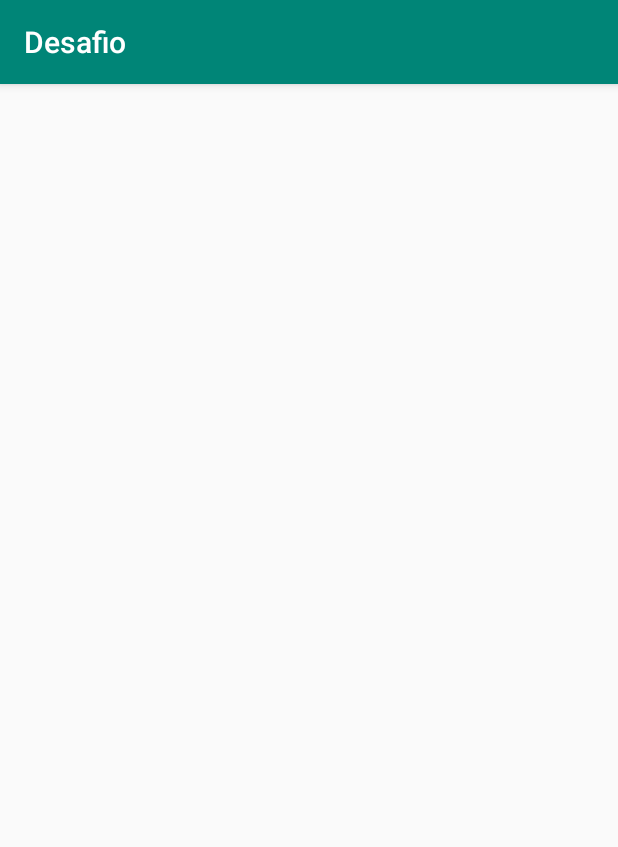
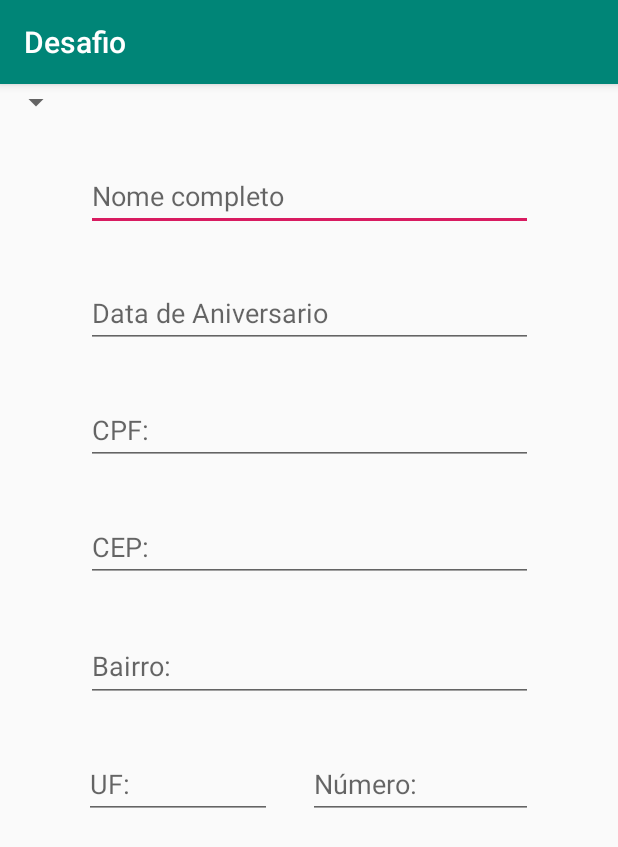
Before and after one commit to brunocaavalcante/DesafioGW, an Android app: the screen it shows after launch (CadastroActivity), after a tap on "CADASTRO PESSOA FISICA", on a phone screen of 412 x 824 dp. Shown: the top 847 px of the screen. Run offline under Robolectric (Android 15) with nearby library versions, the phone set to English and light mode, and no system bars.

Commit message:
implementando banco de dados SQLite criando controller e DAO

```diff
--- a/Desafio2/app/src/main/java/com/example/desafio/CadastroActivity.java
+++ b/Desafio2/app/src/main/java/com/example/desafio/CadastroActivity.java
@@ -3,17 +3,38 @@ package com.example.desafio;
 import androidx.appcompat.app.AppCompatActivity;
 
 import android.os.Bundle;
+import android.widget.Spinner;
+
+import com.example.desafio.Controller.PessoaController;
+import com.example.desafio.Model.Endereco;
+import com.example.desafio.Model.PessoaFisicaModel;
+import com.example.desafio.dbHelper.ConexaoSQLite;
+
+import java.util.List;
 
 public class CadastroActivity extends AppCompatActivity {
 
     private String pessoa;
+    private Spinner spnTipoEndereco;
+    private List<Endereco> list;
+
     @Override
     protected void onCreate(Bundle savedInstanceState) {
         super.onCreate(savedInstanceState);
         setContentView(R.layout.activity_cadastro);
+        ConexaoSQLite con = ConexaoSQLite.getInstancia(this);
 
         Bundle extras = getIntent().getExtras();
         pessoa = extras!= null ? extras.getString("Pessoa"):"";
-
+        PessoaFisicaModel pessoaFisicaModel = new PessoaFisicaModel();
+        PessoaController pessoaController = new PessoaController(con);
+        pessoaFisicaModel.setId(14);
+        pessoaFisicaModel.setNome("Teste");
+        pessoaFisicaModel.setCpf("015455005");
+        pessoaFisicaModel.setDataNascimento("1996-07-26");
+        long result = pessoaController.inserirPessoaFisica(pessoaFisicaModel);
+        if(result > 0){
+            System.out.println("resultado "+ result);
+        }
     }
 }
--- /dev/null
+++ b/Desafio2/app/src/main/java/com/example/desafio/Controller/PessoaController.java
@@ -0,0 +1,18 @@
+package com.example.desafio.Controller;
+
+import com.example.desafio.DAO.PessoaDAO;
+import com.example.desafio.Model.PessoaFisicaModel;
+import com.example.desafio.dbHelper.ConexaoSQLite;
+
+public class PessoaController {
+
+    private final PessoaDAO pessoaDAO;
+
+    public PessoaController(ConexaoSQLite conexaoSQLite){
+        pessoaDAO = new PessoaDAO(conexaoSQLite);
+    }
+
+    public long inserirPessoaFisica(PessoaFisicaModel pessoa){
+        return pessoaDAO.insertPessoaFisica(pessoa);
+    }
+}
--- /dev/null
+++ b/Desafio2/app/src/main/java/com/example/desafio/DAO/PessoaDAO.java
@@ -0,0 +1,38 @@
+package com.example.desafio.DAO;
+
+import android.content.ContentValues;
+import android.database.sqlite.SQLiteDatabase;
+
+import com.example.desafio.Model.PessoaFisicaModel;
+import com.example.desafio.Model.PessoaJuridicaModel;
+import com.example.desafio.dbHelper.ConexaoSQLite;
+
+public class PessoaDAO {
+    private final ConexaoSQLite con;
+
+    public PessoaDAO(ConexaoSQLite con) {
+        this.con = con;
+    }
+
+    public long insertPessoaFisica(PessoaFisicaModel pessoaFisicaModel){
+        SQLiteDatabase db = con.getWritableDatabase();
+
+        try {
+            ContentValues values = new ContentValues();
+            values.put("id",pessoaFisicaModel.getId());
+            values.put("cpf",pessoaFisicaModel.getCpf());
+            values.put("nome",pessoaFisicaModel.getNome());
+            values.put("data_nascimento",pessoaFisicaModel.getDataNascimento().toString());
+
+           return db.insert("usuario",null,values);
+
+        }catch (Exception e){
+
+        }
+        return 0;
+    }
+
+    /*public boolean insertPessoaJuridica(PessoaJuridicaModel pessoaJuridicaModel){
+
+    }*/
+}
--- a/Desafio2/app/src/main/java/com/example/desafio/MainActivity.java
+++ b/Desafio2/app/src/main/java/com/example/desafio/MainActivity.java
@@ -7,15 +7,20 @@ import android.os.Bundle;
 import android.view.View;
 import android.widget.Button;
 
+import com.example.desafio.dbHelper.ConexaoSQLite;
+
 public class MainActivity extends AppCompatActivity {
 
     private Button btnPessoaJuridica;
     private Button btnPessoaFisica;
 
+
     @Override
     protected void onCreate(Bundle savedInstanceState) {
         super.onCreate(savedInstanceState);
         setContentView(R.layout.activity_main);
+
+        ConexaoSQLite con =  ConexaoSQLite.getInstancia(this);
 
         btnPessoaFisica = (Button) findViewById(R.id.btnCadPessoaFisica);
         btnPessoaJuridica = (Button) findViewById(R.id.btnCadPessoaJuridica);
--- a/Desafio2/app/src/main/java/com/example/desafio/Model/PessoaFisicaModel.java
+++ b/Desafio2/app/src/main/java/com/example/desafio/Model/PessoaFisicaModel.java
@@ -4,14 +4,14 @@ import java.util.Date;
 
 public class PessoaFisicaModel extends  PessoaModel {
 
-    private Date dataNascimento;
+    private String dataNascimento;
     private String cpf;
 
-    public Date getDataNascimento() {
+    public String getDataNascimento() {
         return dataNascimento;
     }
 
-    public void setDataNascimento(Date dataNascimento) {
+    public void setDataNascimento(String dataNascimento) {
         this.dataNascimento = dataNascimento;
     }
 
@@ -23,13 +23,5 @@ public class PessoaFisicaModel extends  PessoaModel {
         this.cpf = cpf;
     }
 
-    public int getIdPessoaFisica() {
-        return idPessoaFisica;
-    }
 
-    public void setIdPessoaFisica(int idPessoaFisica) {
-        this.idPessoaFisica = idPessoaFisica;
-    }
-
-    private int idPessoaFisica;
 }
--- a/Desafio2/app/src/main/java/com/example/desafio/Model/PessoaJuridicaModel.java
+++ b/Desafio2/app/src/main/java/com/example/desafio/Model/PessoaJuridicaModel.java
@@ -6,15 +6,7 @@ public class PessoaJuridicaModel extends PessoaModel {
 
     private Date DataCriacao;
     private String cnpj;
-    private int id;
 
-    public int getId() {
-        return id;
-    }
-
-    public void setId(int id) {
-        this.id = id;
-    }
 
     public Date getDataCriacao() {
         return DataCriacao;
--- a/Desafio2/app/src/main/java/com/example/desafio/Model/PessoaModel.java
+++ b/Desafio2/app/src/main/java/com/example/desafio/Model/PessoaModel.java
@@ -1,8 +1,31 @@
 package com.example.desafio.Model;
 
 public class PessoaModel {
+    private int id;
     private String nome;
     private Endereco endereco;
 
+    public String getNome() {
+        return nome;
+    }
 
+    public int getId() {
+        return id;
+    }
+
+    public void setId(int id) {
+        this.id = id;
+    }
+
+    public void setNome(String nome) {
+        this.nome = nome;
+    }
+
+    public Endereco getEndereco() {
+        return endereco;
+    }
+
+    public void setEndereco(Endereco endereco) {
+        this.endereco = endereco;
+    }
 }
--- /dev/null
+++ b/Desafio2/app/src/main/java/com/example/desafio/dbHelper/ConexaoSQLite.java
@@ -0,0 +1,60 @@
+package com.example.desafio.dbHelper;
+
+import android.content.Context;
+import android.database.sqlite.SQLiteDatabase;
+import android.database.sqlite.SQLiteOpenHelper;
+
+import androidx.annotation.Nullable;
+
+import com.example.desafio.Model.PessoaModel;
+
+public class ConexaoSQLite extends SQLiteOpenHelper {
+
+    private static ConexaoSQLite INSTANCIA_CONEXAO;
+    private static final int VERSAO_DB = 1;
+    private static final  String NOME_DB = "desafio";
+
+    public ConexaoSQLite(@Nullable Context context) {
+        super(context, NOME_DB, null, VERSAO_DB);
+    }
+
+    public static ConexaoSQLite getInstancia(Context context){
+        if(INSTANCIA_CONEXAO == null){
+            INSTANCIA_CONEXAO = new ConexaoSQLite(context);
+        }
+        return INSTANCIA_CONEXAO;
+    }
+
+    @Override
+    public void onCreate(SQLiteDatabase db) {
+        PessoaModel user = new PessoaModel();
+        user.getNome();
+
+        String tableUsuario = "CREATE TABLE IF NOT EXISTS usuario(" +
+                "id INTEGER PRIMARY KEY," +
+                "nome TEXT NOT NULL, " +
+                "cpf TEXT," +
+                "cnpj TEXT," +
+                "data_nascimento TEXT," +
+                "data_criacao TEXT)";
+
+        String tableEndereco= "CREATE TABLE IF NOT EXISTS endereco(" +
+                "id INTEGER PRIMARY KEY," +
+                "id_usuario INTEGER," +
+                "bairro TEXT," +
+                "cep TEXT," +
+                "complemento TEXT, " +
+                "numero INTEGER," +
+                "tipo TEXT," +
+                "uf TEXT, " +
+                "logradouro TEXT )";
+
+        db.execSQL(tableUsuario);
+        db.execSQL(tableEndereco);
+    }
+
+    @Override
+    public void onUpgrade(SQLiteDatabase db, int oldVersion, int newVersion) {
+
+    }
+}
--- a/Desafio2/app/src/main/res/layout/activity_cadastro.xml
+++ b/Desafio2/app/src/main/res/layout/activity_cadastro.xml
@@ -6,4 +6,102 @@
     android:layout_height="match_parent"
     tools:context=".CadastroActivity">
 
+    <EditText
+        android:id="@+id/editTextNome"
+        android:layout_width="298dp"
+        android:layout_height="46dp"
+        android:layout_marginTop="52dp"
+        android:ems="10"
+        android:hint="Nome completo"
+        android:inputType="textPersonName"
+        app:layout_constraintEnd_toEndOf="parent"
+        app:layout_constraintStart_toStartOf="parent"
+        app:layout_constraintTop_toTopOf="parent" />
+
+    <EditText
+        android:id="@+id/editTextBairro"
+        android:layout_width="298dp"
+        android:layout_height="48dp"
+        android:layout_marginTop="32dp"
+        android:ems="10"
+        android:hint="Bairro:"
+        android:inputType="textPersonName"
+        app:layout_constraintEnd_toEndOf="parent"
+        app:layout_constraintStart_toStartOf="parent"
+        app:layout_constraintTop_toBottomOf="@+id/editTextCep" />
+
+    <EditText
+        android:id="@+id/editTextCpfCnpj"
+        android:layout_width="298dp"
+        android:layout_height="46dp"
+        android:layout_marginTop="32dp"
+        android:ems="10"
+        android:hint="CPF:"
+        android:inputType="textPersonName"
+        app:layout_constraintEnd_toEndOf="parent"
+        app:layout_constraintStart_toStartOf="parent"
+        app:layout_constraintTop_toBottomOf="@+id/editTextData" />
+
+    <EditText
+        android:id="@+id/editTextCep"
+        android:layout_width="298dp"
+        android:layout_height="46dp"
+        android:layout_marginTop="32dp"
+        android:ems="10"
+        android:hint="CEP:"
+        android:inputType="textPostalAddress"
+        app:layout_constraintEnd_toEndOf="parent"
+        app:layout_constraintStart_toStartOf="parent"
+        app:layout_constraintTop_toBottomOf="@+id/editTextCpfCnpj" />
+
+    <EditText
+        android:id="@+id/editTextData"
+        android:layout_width="298dp"
+        android:layout_height="46dp"
+        android:layout_marginTop="32dp"
+        android:ems="10"
+        android:hint="Data de Aniversario"
+        android:inputType="date"
+        app:layout_constraintEnd_toEndOf="parent"
+        app:layout_constraintStart_toStartOf="parent"
+        app:layout_constraintTop_toBottomOf="@+id/editTextNome" />
+
+    <EditText
+        android:id="@+id/editTextUf"
+        android:layout_width="125dp"
+        android:layout_height="46dp"
+        android:layout_marginStart="56dp"
+        android:layout_marginLeft="56dp"
+        android:layout_marginTop="32dp"
+        android:ems="10"
+        android:hint="UF:"
+        android:inputType="textPersonName"
+        app:layout_constraintStart_toStartOf="parent"
+        app:layout_constraintTop_toBottomOf="@+id/editTextBairro" />
+
+    <EditText
+        android:id="@+id/editTextNumero"
+        android:layout_width="150dp"
+        android:layout_height="46dp"
+        android:layout_marginStart="20dp"
+        android:layout_marginLeft="20dp"
+        android:layout_marginTop="32dp"
+        android:ems="10"
+        android:hint="Número:"
+        android:inputType="textPersonName"
+        app:layout_constraintEnd_toEndOf="parent"
+        app:layout_constraintHorizontal_bias="0.066"
+        app:layout_constraintStart_toEndOf="@+id/editTextUf"
+        app:layout_constraintTop_toBottomOf="@+id/editTextBairro" />
+
+    <Spinner
+        android:id="@+id/spinnerTipoEndereco"
+        android:layout_width="wrap_content"
+        android:layout_height="wrap_content"
+        android:ems="10"
+        android:inputType="textPersonName"
+        android:text="Tipo de endereço:"
+        tools:layout_editor_absoluteX="50dp"
+        tools:layout_editor_absoluteY="514dp" />
+
 </androidx.constraintlayout.widget.ConstraintLayout>
--- a/Desafio2/app/src/main/res/layout/activity_main.xml
+++ b/Desafio2/app/src/main/res/layout/activity_main.xml
@@ -7,6 +7,7 @@
     tools:context=".MainActivity">
 
     <TextView
+        android:id="@+id/textView"
         android:layout_width="wrap_content"
         android:layout_height="wrap_content"
         android:text="DESAFIO CRUD"
@@ -23,20 +24,23 @@
         android:id="@+id/btnCadPessoaFisica"
         android:layout_width="377dp"
         android:layout_height="48dp"
+        android:layout_marginTop="60dp"
         android:text="Cadastro Pessoa Fisica"
         android:textStyle="bold"
         app:layout_constraintEnd_toEndOf="parent"
         app:layout_constraintStart_toStartOf="parent"
-        tools:layout_editor_absoluteY="407dp" />
+        app:layout_constraintTop_toBottomOf="@+id/textView" />
 
     <Button
         android:id="@+id/btnCadPessoaJuridica"
         android:layout_width="377dp"
         android:layout_height="48dp"
+        android:layout_marginTop="32dp"
         android:text="CADASTRO PESSOA JURIDICA"
         android:textStyle="bold"
         app:layout_constraintEnd_toEndOf="parent"
+        app:layout_constraintHorizontal_bias="0.47"
         app:layout_constraintStart_toStartOf="parent"
-        tools:layout_editor_absoluteY="484dp" />
+        app:layout_constraintTop_toBottomOf="@+id/btnCadPessoaFisica" />
 
 </androidx.constraintlayout.widget.ConstraintLayout>
--- a/Desafio2/app/src/main/res/values/strings.xml
+++ b/Desafio2/app/src/main/res/values/strings.xml
@@ -1,3 +1,4 @@
 <resources>
     <string name="app_name">Desafio</string>
+
 </resources>
```
